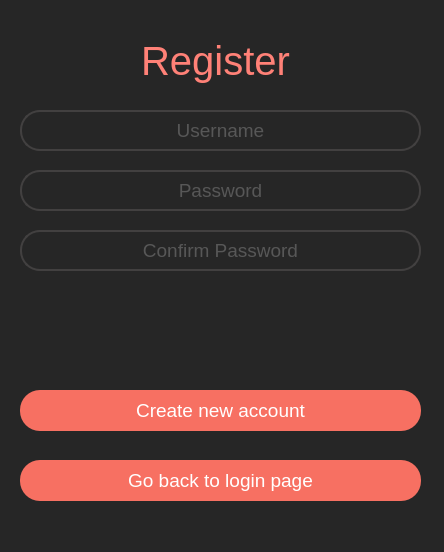
Pawlis123/projekt-front, file registerpage.ui: the form before one commit.
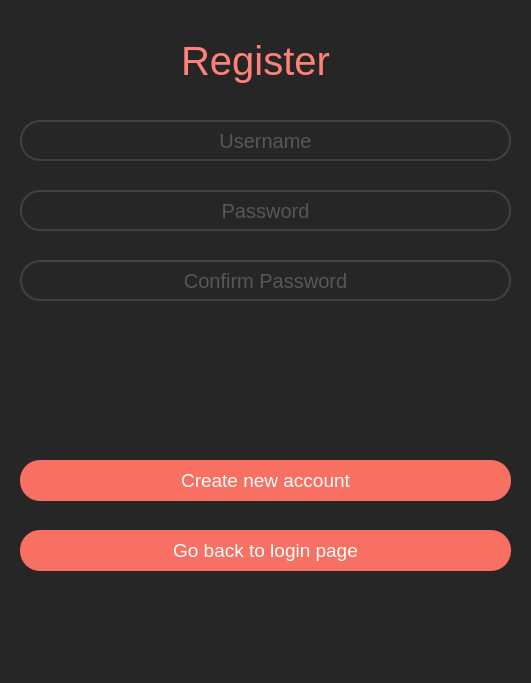
The form after the commit.

What changed in the file:
```diff
--- a/registerpage.ui
+++ b/registerpage.ui
@@ -6,8 +6,8 @@
    <rect>
     <x>0</x>
     <y>0</y>
-    <width>444</width>
-    <height>552</height>
+    <width>531</width>
+    <height>683</height>
    </rect>
   </property>
   <property name="windowTitle">
@@ -19,7 +19,7 @@
   <widget class="QLabel" name="label">
    <property name="geometry">
     <rect>
-     <x>120</x>
+     <x>160</x>
      <y>30</y>
      <width>191</width>
      <height>61</height>
@@ -47,15 +47,15 @@
    <property name="geometry">
     <rect>
      <x>20</x>
-     <y>170</y>
-     <width>401</width>
+     <y>190</y>
+     <width>491</width>
      <height>41</height>
     </rect>
    </property>
    <property name="styleSheet">
     <string notr="true">border-radius: 20px;
 border: 2px solid rgb(66, 64, 64);
-font-size:14pt;
+font-size:15pt;
 color: 	rgb(136,136,136);
 text-align: center;
 </string>
@@ -71,15 +71,15 @@
    <property name="geometry">
     <rect>
      <x>20</x>
-     <y>230</y>
-     <width>401</width>
+     <y>260</y>
+     <width>491</width>
      <height>41</height>
     </rect>
    </property>
    <property name="styleSheet">
     <string notr="true">border-radius: 20px;
 border: 2px solid rgb(66, 64, 64);
-font-size:14pt;
+font-size:15pt;
 color: 	rgb(136,136,136);
 text-align: center;
 </string>
@@ -95,8 +95,8 @@
    <property name="geometry">
     <rect>
      <x>20</x>
-     <y>390</y>
-     <width>401</width>
+     <y>460</y>
+     <width>491</width>
      <height>41</height>
     </rect>
    </property>
@@ -118,8 +118,8 @@
    <property name="geometry">
     <rect>
      <x>20</x>
-     <y>460</y>
-     <width>401</width>
+     <y>530</y>
+     <width>491</width>
      <height>41</height>
     </rect>
    </property>
@@ -141,15 +141,15 @@
    <property name="geometry">
     <rect>
      <x>20</x>
-     <y>110</y>
-     <width>401</width>
+     <y>120</y>
+     <width>491</width>
      <height>41</height>
     </rect>
    </property>
    <property name="styleSheet">
     <string notr="true">border-radius: 20px;
 border: 2px solid rgb(66, 64, 64);
-font-size:14pt;
+font-size:15pt;
 color: 	rgb(136,136,136);
 text-align: center;
 </string>
@@ -165,11 +165,16 @@
    <property name="geometry">
     <rect>
      <x>30</x>
-     <y>320</y>
-     <width>381</width>
-     <height>31</height>
+     <y>360</y>
+     <width>471</width>
+     <height>41</height>
     </rect>
    </property>
+   <property name="font">
+    <font>
+     <pointsize>14</pointsize>
+    </font>
+   </property>
    <property name="styleSheet">
     <string notr="true">font-size:14pt;
 color: #f77062;</string>
```
